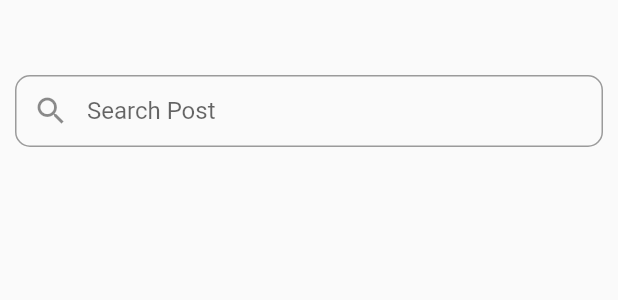
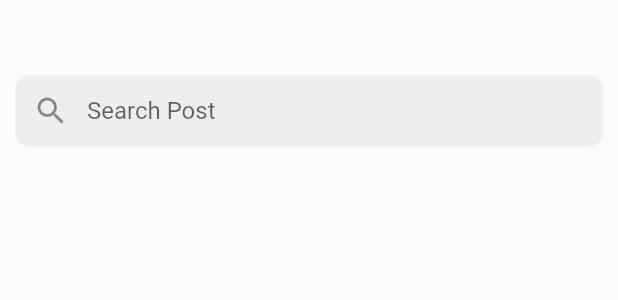
Before and after one commit to mohitsoni-dev/fitness-app-flutter, a Flutter app: what textFieldView() shows on an empty page, opened directly, on a phone screen of 412 x 824 dp. Shown: the top 300 px of the screen. Run offline on Flutter 3.47's test engine with Material 2 defaults, Android fonts, the phone set to English and light mode, and no system bars; our stand-ins replace audioplayers, blur, circular_countdown_timer, confetti, flutter_animation_progress_bar, flutter_tts and 5 more; missing offline and left inert: appbar_animated; accounts and stored records are empty; network calls fail.

Commit message:
Community Post search bar ui improved

```diff
--- a/lib/ui/views/CommunityPost.dart
+++ b/lib/ui/views/CommunityPost.dart
@@ -25,6 +25,7 @@ class _CommunityPostState extends State<CommunityPost> {
   @override
   Widget build(BuildContext context) {
     return Scaffold(
+      resizeToAvoidBottomInset: false,
         body: Column(
           children: [
             textFieldView(context), //todo search bar algorithm to made
--- a/lib/ui/widget/CommunityPostWidgets.dart
+++ b/lib/ui/widget/CommunityPostWidgets.dart
@@ -10,11 +10,14 @@ Widget textFieldView(BuildContext context) {
       child: TextField(
         decoration: InputDecoration(
             hintText: "Search Post",
+            filled:true,
+            fillColor:Colors.grey[200],
             prefixIcon: Icon(Icons.search),
-            fillColor: Colors.black,
+
             focusColor: Colors.black,
             hoverColor: Colors.black,
-            border: OutlineInputBorder(borderRadius: BorderRadius.circular(10)),
+            border: OutlineInputBorder(borderRadius: BorderRadius.circular(10),
+            borderSide: BorderSide.none),
             contentPadding: EdgeInsets.all(8)),
         onSubmitted: (value) {}, //TODO
       ),
```
